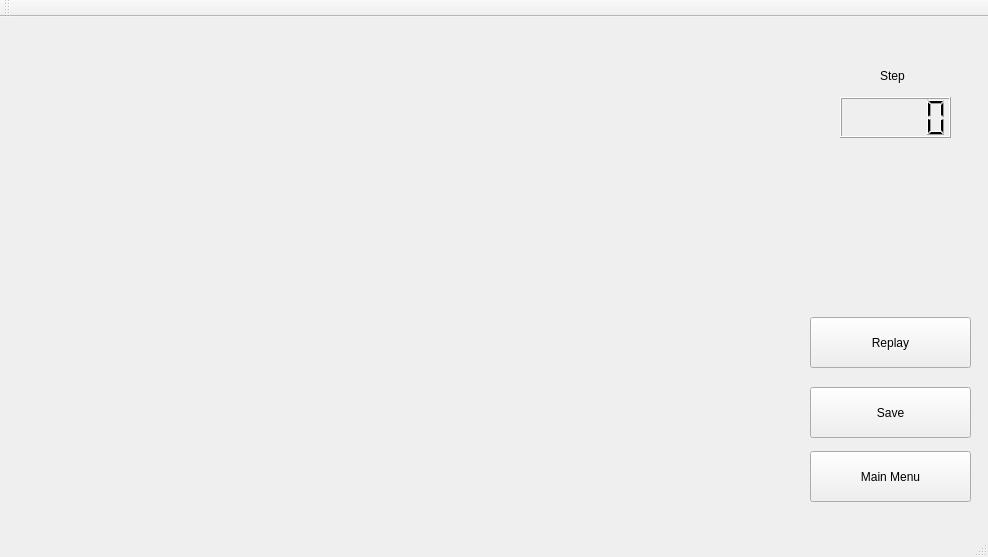
Above: mainwindow.ui from leo900807/sokoban before the change. Below: the same form after it.
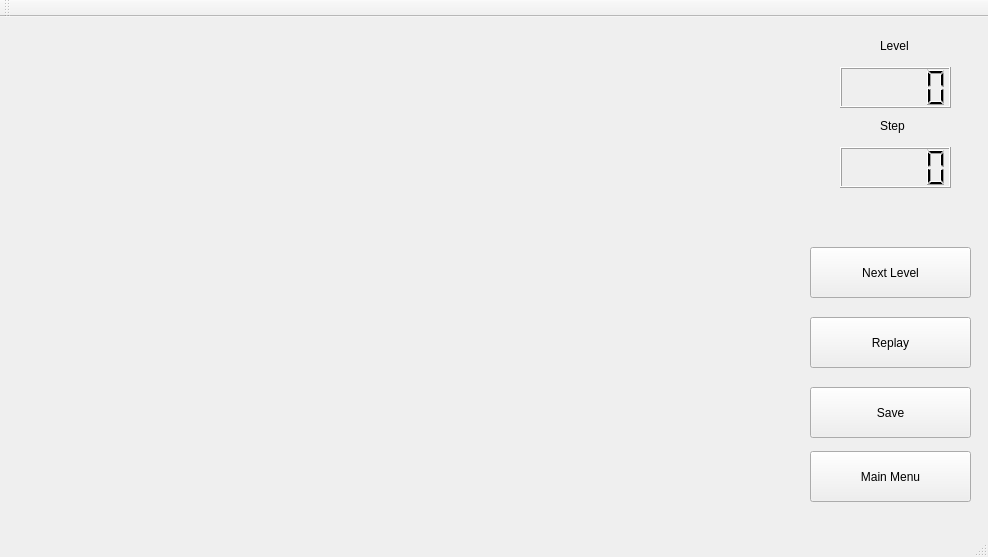
That is the form after the change.

Commit message: Add cleared hint and next level button

Patch:
```diff
--- a/mainwindow.ui
+++ b/mainwindow.ui
@@ -18,7 +18,7 @@
     <property name="geometry">
      <rect>
       <x>840</x>
-      <y>80</y>
+      <y>130</y>
       <width>111</width>
       <height>41</height>
      </rect>
@@ -28,7 +28,7 @@
     <property name="geometry">
      <rect>
       <x>880</x>
-      <y>50</y>
+      <y>100</y>
       <width>67</width>
       <height>17</height>
      </rect>
@@ -76,6 +76,42 @@
      <string>Replay</string>
     </property>
    </widget>
+   <widget class="QLabel" name="Level_Label">
+    <property name="geometry">
+     <rect>
+      <x>880</x>
+      <y>20</y>
+      <width>67</width>
+      <height>17</height>
+     </rect>
+    </property>
+    <property name="text">
+     <string>Level</string>
+    </property>
+   </widget>
+   <widget class="QLCDNumber" name="Level">
+    <property name="geometry">
+     <rect>
+      <x>840</x>
+      <y>50</y>
+      <width>111</width>
+      <height>41</height>
+     </rect>
+    </property>
+   </widget>
+   <widget class="QPushButton" name="NextLevel_Button">
+    <property name="geometry">
+     <rect>
+      <x>810</x>
+      <y>230</y>
+      <width>161</width>
+      <height>51</height>
+     </rect>
+    </property>
+    <property name="text">
+     <string>Next Level</string>
+    </property>
+   </widget>
   </widget>
   <widget class="QMenuBar" name="menuBar">
    <property name="geometry">
```
The commit also changes 7 other files.
